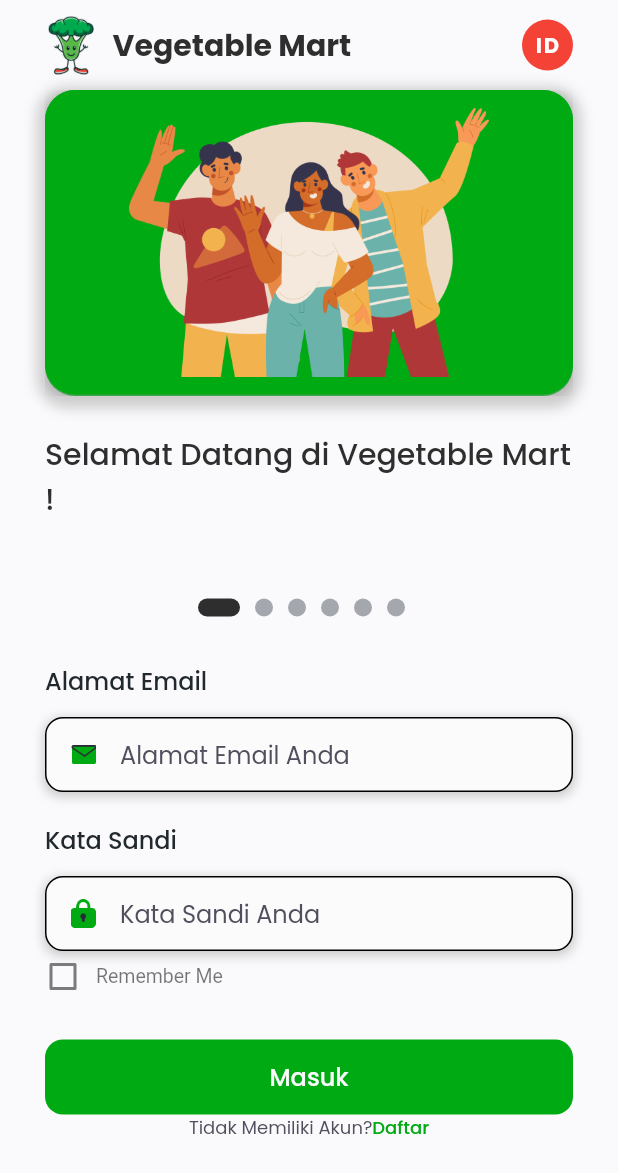
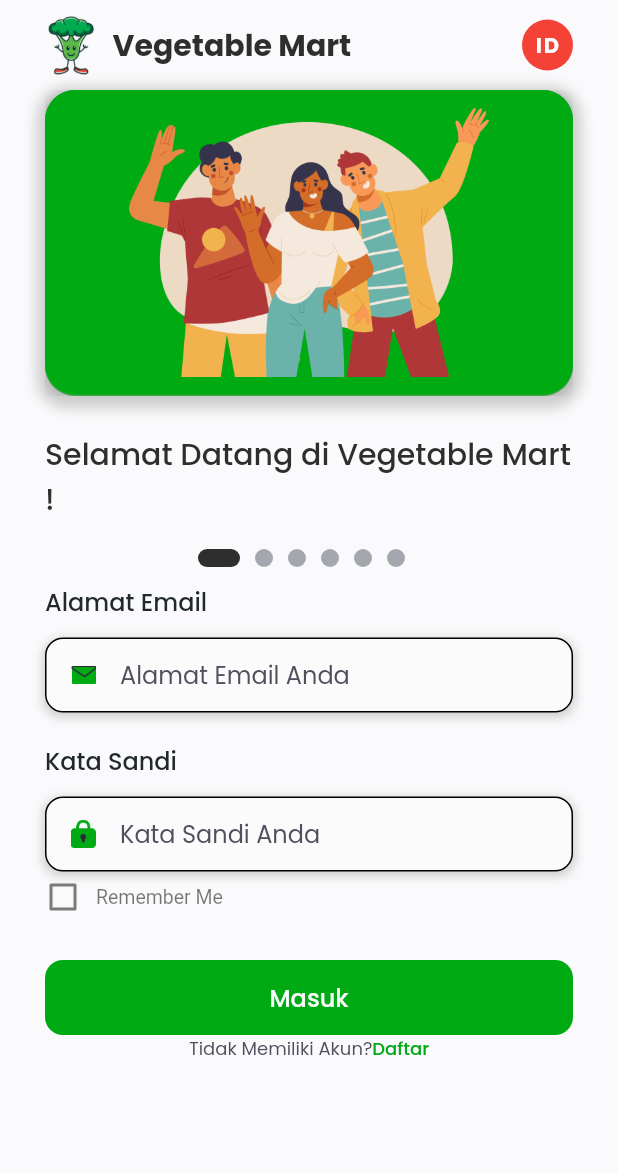
Before and after one commit to aldinurhanudin/Vmart, a Flutter app: the screen it shows after launch, on a phone screen of 412 x 824 dp. Shown: the top 1173 px of the screen. Run offline on Flutter 3.47's test engine with Material 2 defaults, Android fonts, the phone set to English and light mode, and no system bars; drawn by our look-alikes of carousel_slider; our stand-ins replace cached_network_image, cloud_firestore, dio, dropdown_search, firebase_core, flutter_bloc and 9 more; missing offline and left inert: dart:ffi; accounts and stored records are empty; network calls fail.

Commit message:
perbaikan login

```diff
--- a/lib/ui/pages/sign_in_page/sign_in_page.dart
+++ b/lib/ui/pages/sign_in_page/sign_in_page.dart
@@ -315,7 +315,6 @@ class _SignInPageState extends State<SignInPage> {
                 carouselController: carouselController,
               ),
             ),
-
             const SizedBox(
               height: 24,
             ),
@@ -333,7 +332,6 @@ class _SignInPageState extends State<SignInPage> {
               ),
             ),
             Container(
-              margin: const EdgeInsets.only(bottom: 20, top: 8),
               child: Align(
                 alignment: Alignment.centerLeft,
                 child: Text(
@@ -344,11 +342,6 @@ class _SignInPageState extends State<SignInPage> {
                       fontSize: 12, fontWeight: FontWeight.w400),
                 ),
               ),
-            ),
-            // Form username & Password
-
-            SizedBox(
-              height: 5,
             ),
             Row(
               mainAxisAlignment: MainAxisAlignment.center,
@@ -421,9 +414,8 @@ class _SignInPageState extends State<SignInPage> {
                 ),
               ],
             ),
-
             SizedBox(
-              height: 30,
+              height: 10,
             ),
           ],
         ),
```
